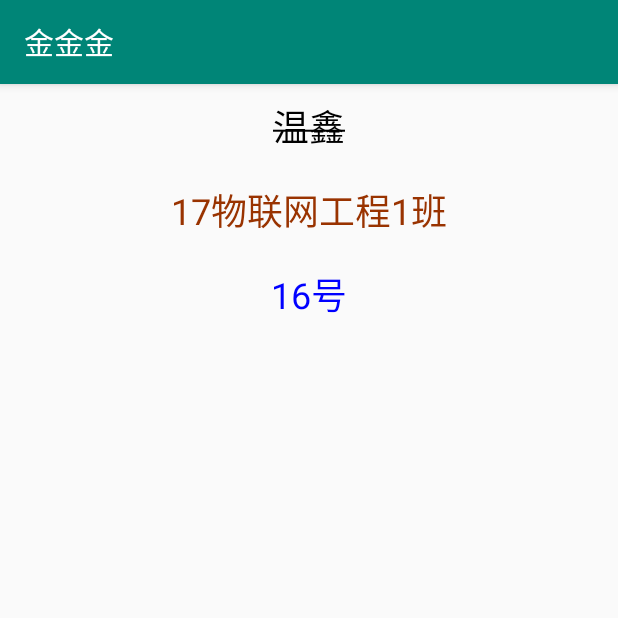
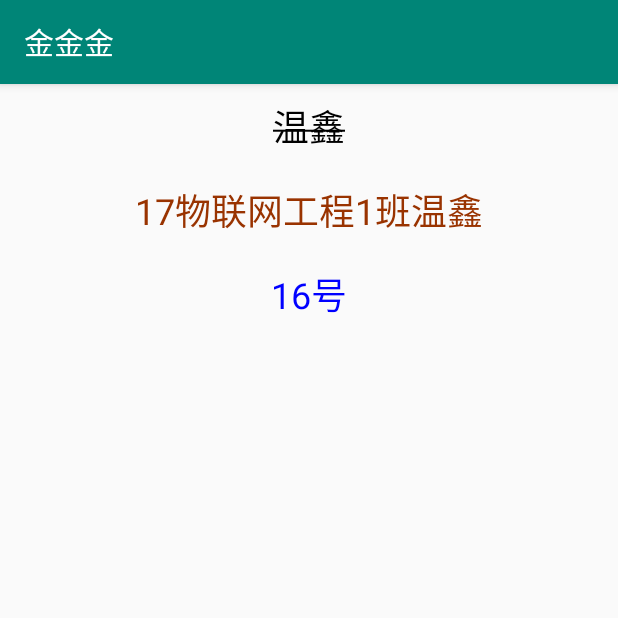
Before and after one commit to 467882262/hiot_cloude_app, an Android app: the TextViewActivity screen opened directly, with no data from a screen before it, on a phone screen of 412 x 824 dp, the top half of it. Run offline under Robolectric (Android 15) with nearby library versions, the phone set to English and light mode, and no system bars.

Commit message:
17物联网工程1班16号温鑫第一次修改日志测试

```diff
--- a/app/src/main/res/layout/activity_text_view.xml
+++ b/app/src/main/res/layout/activity_text_view.xml
@@ -17,7 +17,7 @@
         android:id="@+id/id_2"
         android:layout_width="wrap_content"
         android:layout_height="wrap_content"
-        android:text="@string/text2"
+        android:text="17物联网工程1班温鑫"
         android:textColor="#993300"
         android:textSize="24sp"
         android:layout_margin="10dp"
```
